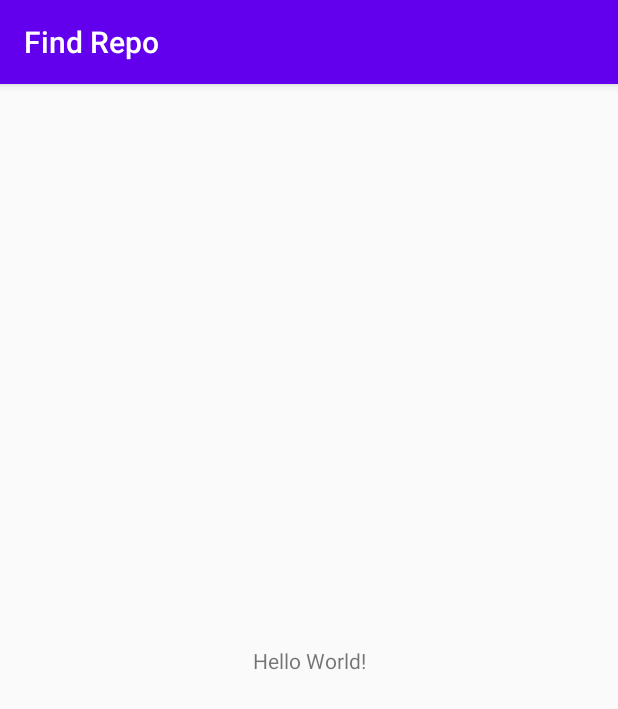
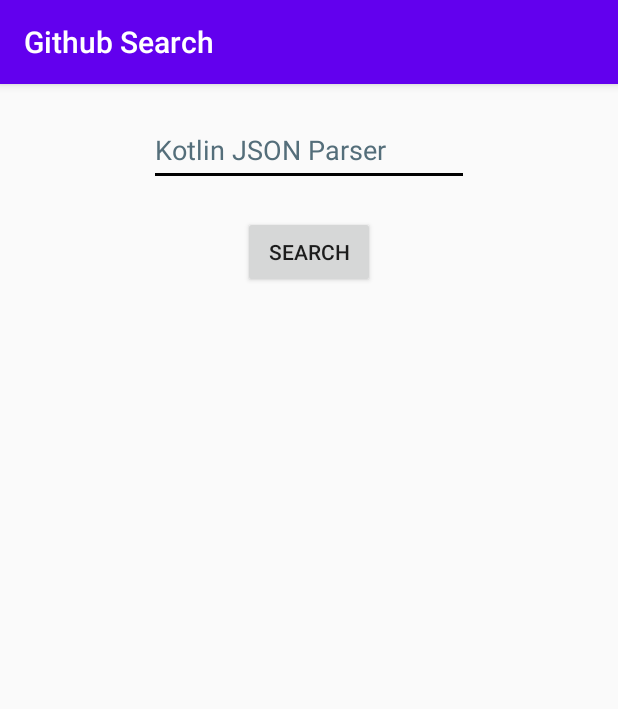
Before and after one commit to tupyl2/FindRepo, an Android app: the screen it shows after launch (MainActivity), on a phone screen of 412 x 824 dp. Shown: the top 709 px of the screen. Run offline under Robolectric (Android 15) with nearby library versions, the phone set to English and light mode, and no system bars.

```diff
--- a/app/src/main/java/lyssa/tupy/findrepo/MainActivity.kt
+++ b/app/src/main/java/lyssa/tupy/findrepo/MainActivity.kt
@@ -1,11 +1,24 @@
 package lyssa.tupy.findrepo
 
+import android.content.Intent
 import android.support.v7.app.AppCompatActivity
 import android.os.Bundle
+import android.widget.Button
+import android.widget.EditText
 
 class MainActivity : AppCompatActivity() {
     override fun onCreate(savedInstanceState: Bundle?) {
         super.onCreate(savedInstanceState)
         setContentView(R.layout.activity_main)
+
+        title = "Github Search"
+        val searchEditText = findViewById<EditText>(R.id.searchEditText)
+
+        val button = findViewById<Button>(R.id.searchButton)
+        button.setOnClickListener {
+            val intent = Intent(this, SearchResultActivity::class.java)
+            intent.putExtra("searchTerm", searchEditText.text.toString())
+            startActivity(intent)
+        }
     }
 }
--- a/app/src/main/res/layout/activity_main.xml
+++ b/app/src/main/res/layout/activity_main.xml
@@ -6,13 +6,30 @@
     android:layout_height="match_parent"
     tools:context=".MainActivity">
 
-    <TextView
+    <EditText
+        android:id="@+id/searchEditText"
         android:layout_width="wrap_content"
         android:layout_height="wrap_content"
-        android:text="Hello World!"
-        app:layout_constraintBottom_toBottomOf="parent"
+        android:layout_marginTop="20dp"
+        android:autofillHints=""
+        android:ems="10"
+        android:hint="@string/kotlin_json_parser"
+        android:inputType="textPersonName"
+        android:minHeight="48dp"
+        android:textColorHint="#546E7A"
+        android:backgroundTint="@color/black"
         app:layout_constraintEnd_toEndOf="parent"
         app:layout_constraintStart_toStartOf="parent"
-        app:layout_constraintTop_toTopOf="parent" />
+        app:layout_constraintTop_toTopOf="parent"
+        />
 
+    <Button
+        android:id="@+id/searchButton"
+        android:layout_width="wrap_content"
+        android:layout_height="wrap_content"
+        android:layout_marginTop="20dp"
+        android:text="@string/search"
+        app:layout_constraintEnd_toEndOf="parent"
+        app:layout_constraintStart_toStartOf="parent"
+        app:layout_constraintTop_toBottomOf="@+id/searchEditText" />
 </android.support.constraint.ConstraintLayout>
--- a/app/src/main/res/values/strings.xml
+++ b/app/src/main/res/values/strings.xml
@@ -1,3 +1,5 @@
 <resources>
     <string name="app_name">Find Repo</string>
+    <string name="kotlin_json_parser">Kotlin JSON Parser</string>
+    <string name="search">Search</string>
 </resources>
```
Also changed, not shown: app/src/main/AndroidManifest.xml (+7 -0 lines), app/src/main/java/lyssa/tupy/findrepo/SearchResultActivity.kt (added, +15 -0 lines), app/src/main/res/layout/activity_search_result.xml (added, +9 -0 lines).
